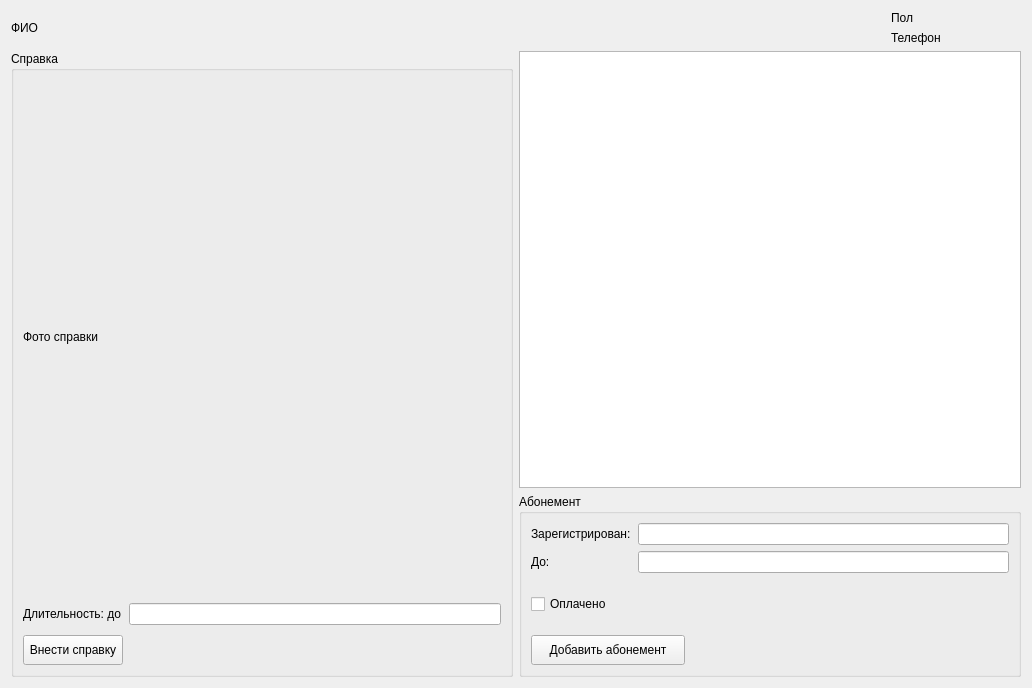
Monstruos/Course_projects, file 3_course/1_part/VPandHCI/DB/userdata.ui: the form before one commit.
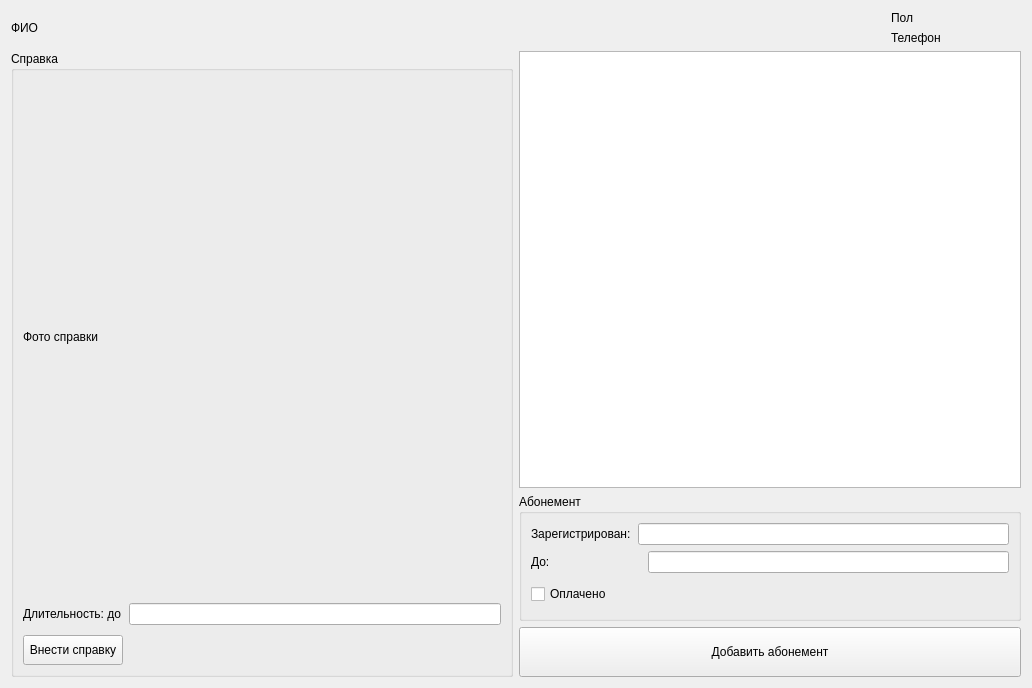
The form after the commit.

Patch:
```diff
--- a/3_course/1_part/VPandHCI/DB/userdata.ui
+++ b/3_course/1_part/VPandHCI/DB/userdata.ui
@@ -200,7 +200,7 @@
                      <widget class="QLabel" name="abonDurToLabel">
                       <property name="minimumSize">
                        <size>
-                        <width>101</width>
+                        <width>111</width>
                         <height>0</height>
                        </size>
                       </property>
@@ -227,7 +227,7 @@
                   <property name="minimumSize">
                    <size>
                     <width>0</width>
-                    <height>50</height>
+                    <height>30</height>
                    </size>
                   </property>
                   <property name="text">
@@ -237,30 +237,30 @@
                 </item>
                </layout>
               </item>
-              <item>
-               <widget class="QPushButton" name="pushButton">
-                <property name="sizePolicy">
-                 <sizepolicy hsizetype="Fixed" vsizetype="Fixed">
-                  <horstretch>0</horstretch>
-                  <verstretch>0</verstretch>
-                 </sizepolicy>
-                </property>
-                <property name="minimumSize">
-                 <size>
-                  <width>154</width>
-                  <height>30</height>
-                 </size>
-                </property>
-                <property name="text">
-                 <string>Добавить абонемент</string>
-                </property>
-               </widget>
-              </item>
              </layout>
             </item>
            </layout>
           </widget>
          </item>
+         <item>
+          <widget class="QPushButton" name="addAbon">
+           <property name="sizePolicy">
+            <sizepolicy hsizetype="MinimumExpanding" vsizetype="Preferred">
+             <horstretch>0</horstretch>
+             <verstretch>0</verstretch>
+            </sizepolicy>
+           </property>
+           <property name="minimumSize">
+            <size>
+             <width>250</width>
+             <height>50</height>
+            </size>
+           </property>
+           <property name="text">
+            <string>Добавить абонемент</string>
+           </property>
+          </widget>
+         </item>
         </layout>
        </item>
       </layout>
```
